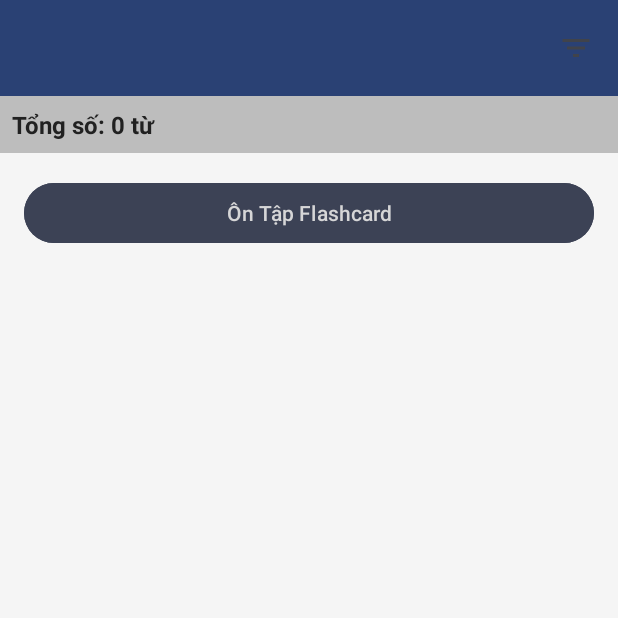
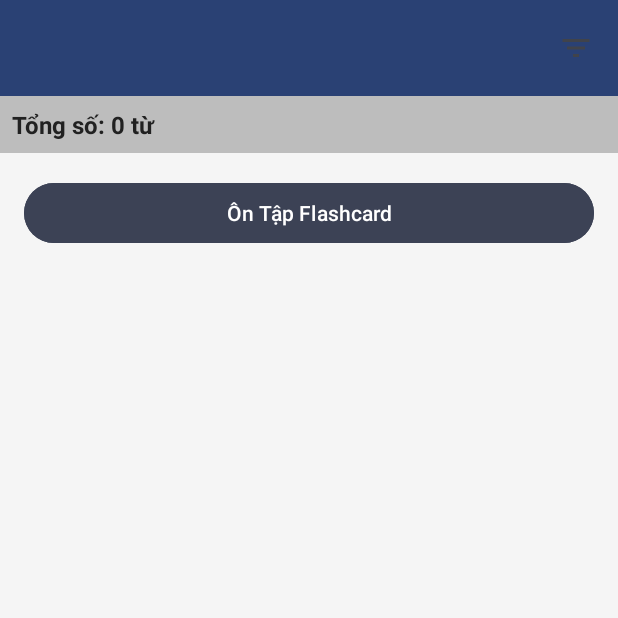
Before and after one commit to Skun01/LearningEnglishApplication, an Android app: the VocabularyListActivity screen opened directly, with no data from a screen before it, on a phone screen of 412 x 824 dp, the top half of it. Run offline under Robolectric (Android 15) with nearby library versions, the phone set to English and light mode, and no system bars; 7 statements that could not run were skipped.

Commit message:
fix some display bug and change all app colors

```diff
--- a/app/src/main/res/layout/activity_home.xml
+++ b/app/src/main/res/layout/activity_home.xml
@@ -132,7 +132,7 @@
         </LinearLayout>
     </androidx.core.widget.NestedScrollView>
 
-    <com.google.android.material.navigation.NavigationBarView
+    <com.google.android.material.bottomnavigation.BottomNavigationView
         android:id="@+id/bottom_navigation"
         android:layout_width="match_parent"
         android:layout_height="wrap_content"
--- a/app/src/main/res/values/colors.xml
+++ b/app/src/main/res/values/colors.xml
@@ -51,6 +51,11 @@
 
     <!-- Seed color -->
     <color name="seed">#6750A4</color>
+    <color name="white">#FFFFFF</color>
+    <color name="black">#000000</color>
+    <color name="gray">#808080</color>
+    <color name="red">#FF0000</color>
+    <color name="green">#00FF00</color>
 
     <!-- Existing custom colors -->
     <color name="background_color">#F5F5F5</color>
```
